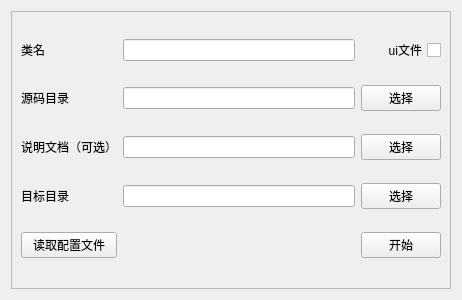
The window that src/wggeneratebugfolder.ui (Dragon-qing/ToolKits) describes before a commit, drawn with Qt 5.
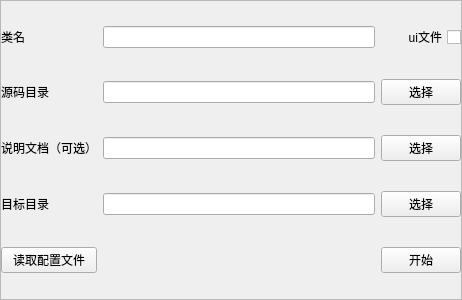
The same window after the commit.

```diff
--- a/src/wggeneratebugfolder.ui
+++ b/src/wggeneratebugfolder.ui
@@ -14,6 +14,18 @@
    <string>Form</string>
   </property>
   <layout class="QGridLayout" name="gridLayout">
+   <property name="leftMargin">
+    <number>0</number>
+   </property>
+   <property name="topMargin">
+    <number>0</number>
+   </property>
+   <property name="rightMargin">
+    <number>0</number>
+   </property>
+   <property name="bottomMargin">
+    <number>0</number>
+   </property>
    <item row="0" column="0">
     <widget class="QFrame" name="backgrd">
      <property name="frameShape">
@@ -23,6 +35,18 @@
       <enum>QFrame::Raised</enum>
      </property>
      <layout class="QGridLayout" name="gridLayout_2">
+      <property name="leftMargin">
+       <number>0</number>
+      </property>
+      <property name="topMargin">
+       <number>0</number>
+      </property>
+      <property name="rightMargin">
+       <number>0</number>
+      </property>
+      <property name="bottomMargin">
+       <number>0</number>
+      </property>
       <item row="0" column="0">
        <widget class="QLabel" name="label">
         <property name="text">
```
